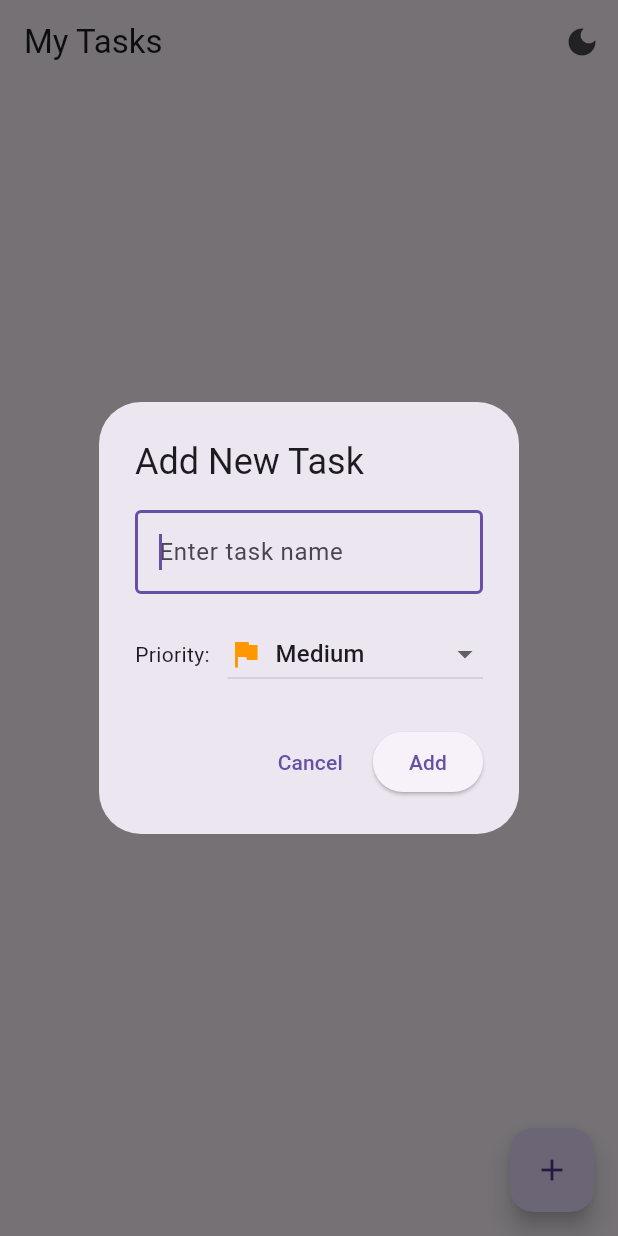
After one commit to princeampofo/cw3, a Flutter app: the screen it shows after launch, after a tap on the "add" icon, on a phone screen of 412 x 824 dp. The commit adds this screen. Run offline on Flutter 3.47's test engine with Material 3 defaults, Android fonts, the phone set to English and light mode, and no system bars; our stand-ins replace shared_preferences, sqflite; accounts and stored records are empty.

Commit message:
added add task button

```diff
--- /dev/null
+++ b/lib/add_task_dialog.dart
@@ -0,0 +1,101 @@
+import 'package:flutter/material.dart';
+
+// Dialog widget for adding new tasks
+class AddTaskDialog extends StatefulWidget {
+  final Function(String, String) onAddTask;
+
+  const AddTaskDialog({super.key, required this.onAddTask});
+
+  @override
+  State<AddTaskDialog> createState() => _AddTaskDialogState();
+}
+
+class _AddTaskDialogState extends State<AddTaskDialog> {
+  final TextEditingController _taskController = TextEditingController();
+  String _selectedPriority = 'Medium';
+
+  @override
+  void dispose() {
+    _taskController.dispose();
+    super.dispose();
+  }
+
+  void _handleAddTask() {
+    String taskName = _taskController.text.trim();
+    if (taskName.isNotEmpty) {
+      widget.onAddTask(taskName, _selectedPriority);
+      Navigator.of(context).pop();
+    }
+  }
+
+  @override
+  Widget build(BuildContext context) {
+    return AlertDialog(
+      title: Text('Add New Task'),
+      content: Column(
+        mainAxisSize: MainAxisSize.min,
+        children: [
+          TextField(
+            controller: _taskController,
+            decoration: InputDecoration(
+              hintText: 'Enter task name',
+              border: OutlineInputBorder(),
+            ),
+            autofocus: true,
+          ),
+          SizedBox(height: 16),
+          Row(
+            children: [
+              Text('Priority: '),
+              SizedBox(width: 8),
+              Expanded(
+                child: DropdownButton<String>(
+                  value: _selectedPriority,
+                  isExpanded: true,
+                  items: ['High', 'Medium', 'Low'].map((String priority) {
+                    return DropdownMenuItem<String>(
+                      value: priority,
+                      child: Row(
+                        children: [
+                          Icon(
+                            Icons.flag,
+                            color: priority == 'High'
+                                ? Colors.red
+                                : priority == 'Medium'
+                                    ? Colors.orange
+                                    : Colors.green,
+                          ),
+                          SizedBox(width: 8),
+                          Text(priority),
+                        ],
+                      ),
+                    );
+                  }).toList(),
+                  onChanged: (String? newValue) {
+                    if (newValue != null) {
+                      setState(() {
+                        _selectedPriority = newValue;
+                      });
+                    }
+                  },
+                ),
+              ),
+            ],
+          ),
+        ],
+      ),
+      actions: [
+        TextButton(
+          onPressed: () {
+            Navigator.of(context).pop();
+          },
+          child: Text('Cancel'),
+        ),
+        ElevatedButton(
+          onPressed: _handleAddTask,
+          child: Text('Add'),
+        ),
+      ],
+    );
+  }
+}
--- a/lib/task_list_screen.dart
+++ b/lib/task_list_screen.dart
@@ -1,5 +1,6 @@
 import 'package:flutter/material.dart';
 import 'theme_service.dart';
+import 'add_task_dialog.dart';
 
 
 // Main screen for displaying and managing tasks
@@ -40,6 +41,16 @@ class _TaskListScreenState extends State<TaskListScreen> {
     widget.onThemeChanged(newThemeValue);
   }
 
+  // Show add task dialog
+  void _showAddTaskDialog() {
+    showDialog(
+      context: context,
+      builder: (context) => AddTaskDialog(onAddTask: (name, priority) {
+        // we will set up adding task later
+      }),
+    );
+  }
+
   @override
   Widget build(BuildContext context) {
     return Scaffold(
@@ -61,6 +72,11 @@ class _TaskListScreenState extends State<TaskListScreen> {
           style: TextStyle(fontSize: 18, color: Colors.grey),
         ),
       ),
+      floatingActionButton: FloatingActionButton(
+        onPressed: _showAddTaskDialog,
+        tooltip: 'Add Task',
+        child: Icon(Icons.add),
+      ),
     );
   }
 }
```
